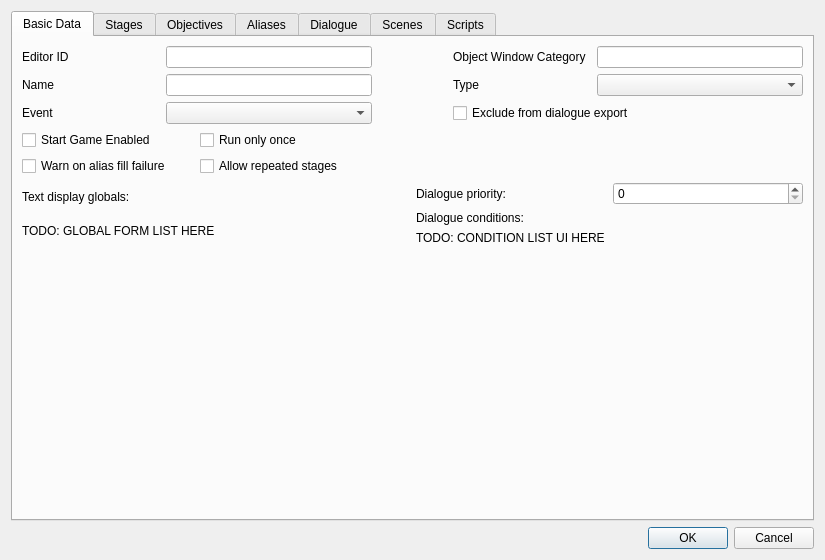
The window that native/src/DovahKit/ui/form_windows/quest.ui (DavidJCobb/DovahKit) describes before a commit, drawn with Qt 5.
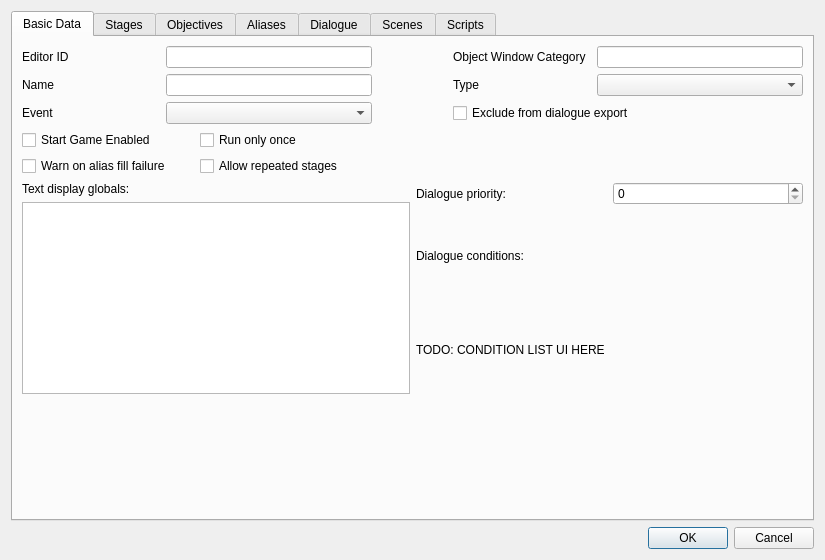
The same window after the commit. Custom widgets are drawn as their Qt base class.

Commit message:
Work on quest support
Created a window class for the Quest dialog.

Modified the FormList listview to support limiting the allowed form types and controlling whether gaps are allowed. Made the (queued) argument to (addStub) private. Added an event handler for mass form renumbering. Reused the control for the Quest dialog's text display global list.

The FormList dialog no longer resets its listview (and any pending changes) when forms are renumbered en masse.

The edit to the form file:
```diff
--- a/native/src/DovahKit/ui/form_windows/quest.ui
+++ b/native/src/DovahKit/ui/form_windows/quest.ui
@@ -201,7 +201,7 @@
         </widget>
        </item>
        <item row="4" column="0" colspan="5">
-        <layout class="QHBoxLayout" name="horizontalLayout">
+        <layout class="QHBoxLayout" name="horizontalLayout" stretch="1,1">
          <item>
           <layout class="QVBoxLayout" name="verticalLayout_2">
            <item>
@@ -212,11 +212,7 @@
             </widget>
            </item>
            <item>
-            <widget class="QLabel" name="label_10">
-             <property name="text">
-              <string>TODO: GLOBAL FORM LIST HERE</string>
-             </property>
-            </widget>
+            <widget class="FormListListview" name="textDisplayGlobals"/>
            </item>
           </layout>
          </item>
@@ -570,6 +566,13 @@
    </item>
   </layout>
  </widget>
+ <customwidgets>
+  <customwidget>
+   <class>FormListListview</class>
+   <extends>QTableView</extends>
+   <header>odds_and_ends/formlist_listview.h</header>
+  </customwidget>
+ </customwidgets>
  <tabstops>
   <tabstop>tabWidget</tabstop>
   <tabstop>editorID</tabstop>
```
The commit also changes 9 other files.
